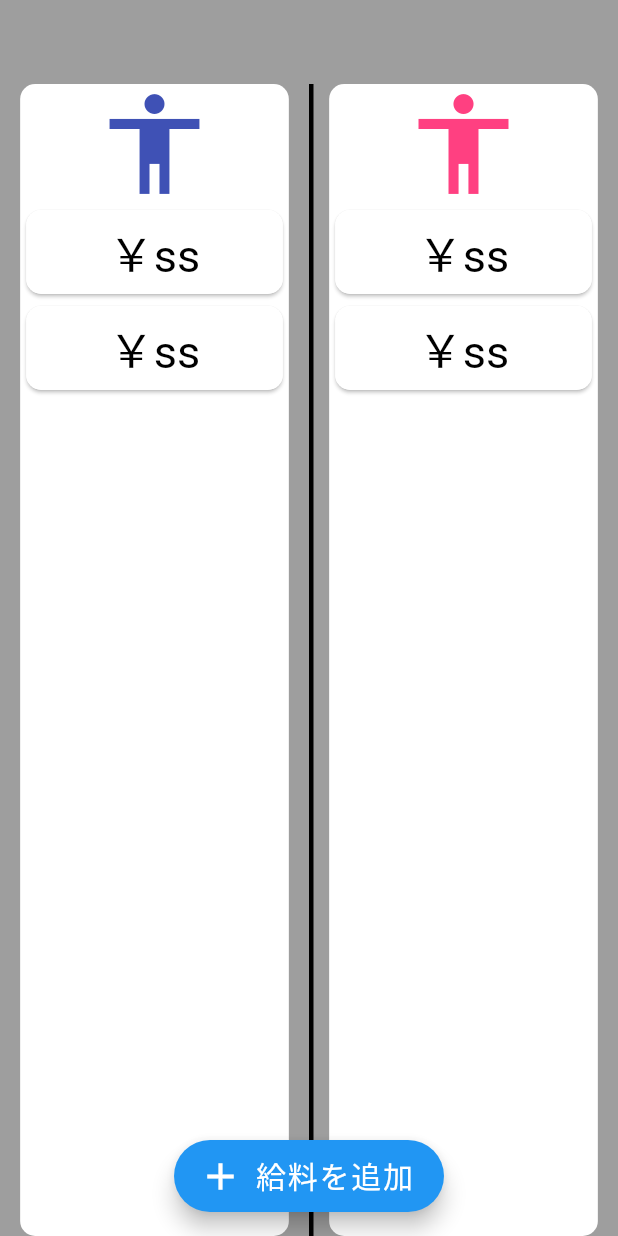
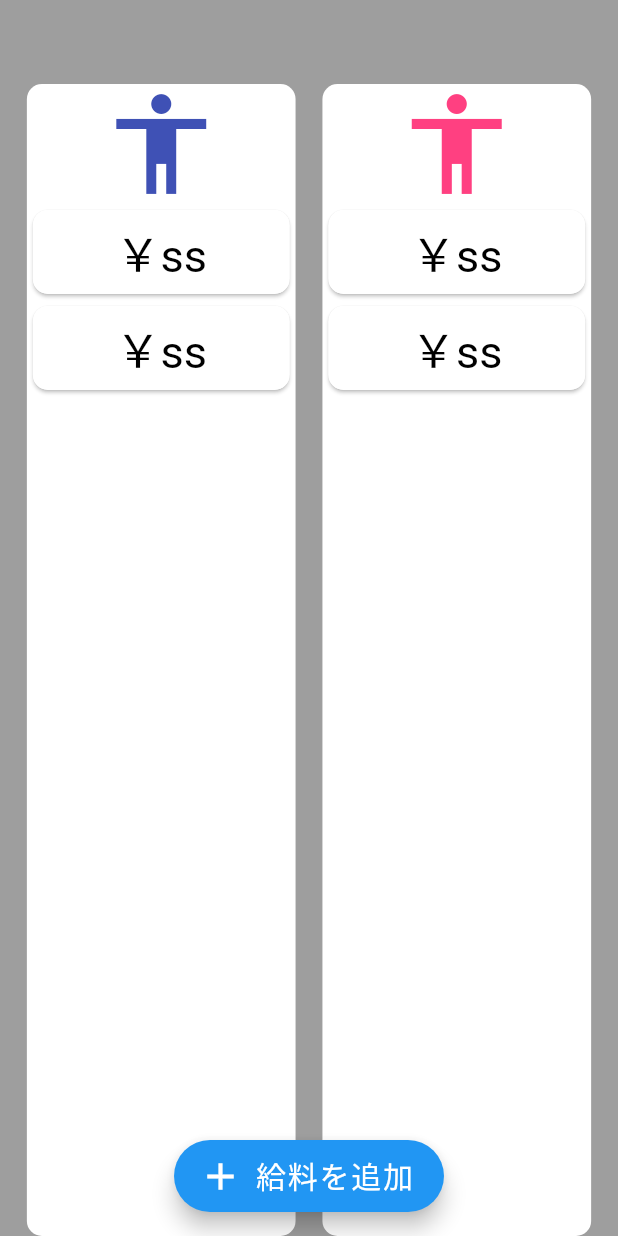
Before and after one commit to iseruuuuu/couple_money_app, a Flutter app: the screen it shows after launch, on a phone screen of 412 x 824 dp. Run offline on Flutter 3.47's test engine with Material 2 defaults, Android fonts, the phone set to English and light mode, and no system bars; our stand-ins replace freezed_annotation, state_notifier; missing offline and left inert: flutter_state_notifier.

Commit message:
delete: remove diver

```diff
--- a/lib/home/home_screen.dart
+++ b/lib/home/home_screen.dart
@@ -25,14 +25,6 @@ class HomeScreen extends StatelessWidget {
             mainAxisAlignment: MainAxisAlignment.spaceEvenly,
             children: [
               MensListItem(),
-              SizedBox(
-                width: 0,
-                height: MediaQuery.of(context).size.height,
-                child: const VerticalDivider(
-                  color: Colors.black,
-                  thickness: 3,
-                ),
-              ),
               WomansListItem(),
             ],
           ),
```
